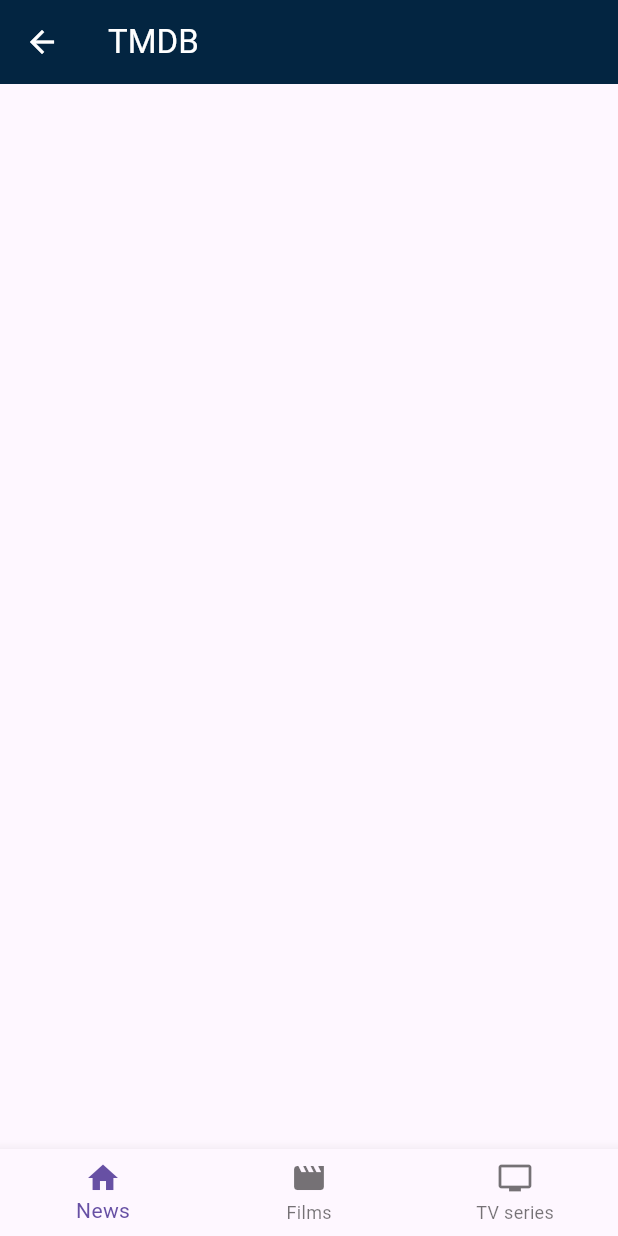
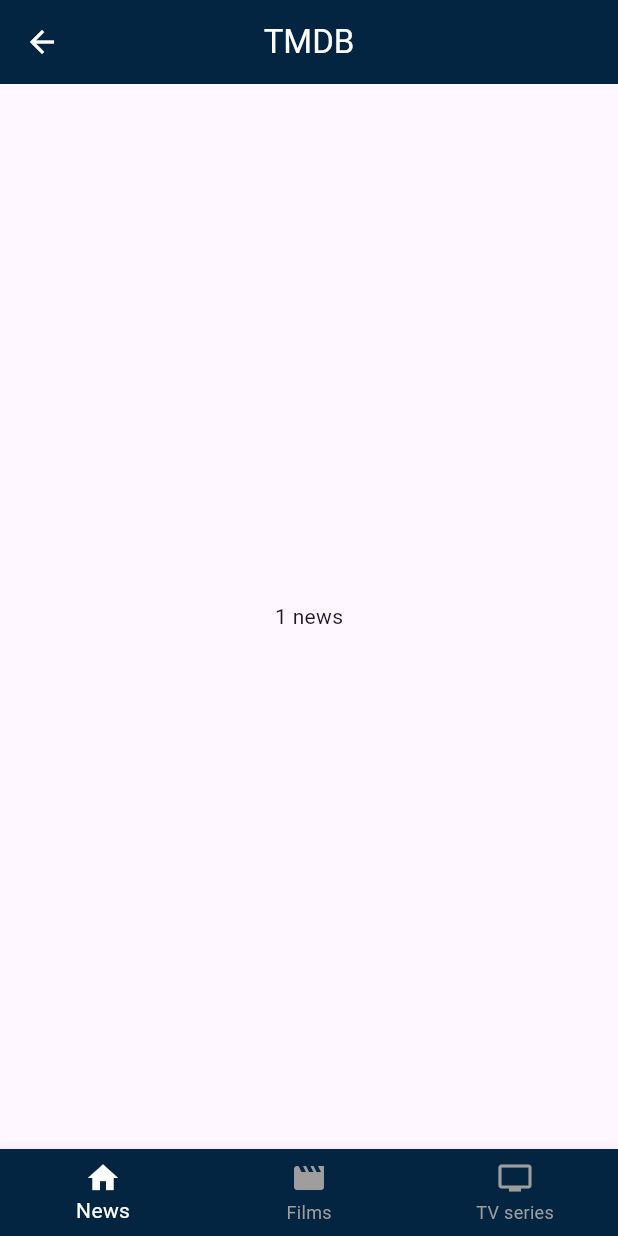
Before and after one commit to rostikKalabishka/themoviedb, a Flutter app: the MainScreenWidget screen opened by its route, on a phone screen of 412 x 824 dp. Run offline on Flutter 3.47's test engine with Material 2 defaults, Android fonts, the light colour scheme and no system bars.

Commit message:
add SelectTab

```diff
--- a/lib/Theme/app_bar_style.dart
+++ b/lib/Theme/app_bar_style.dart
@@ -1,3 +1,6 @@
 import 'package:flutter/material.dart';
 
-const textAppBar = TextStyle(color: Colors.white);
+abstract class AppColors {
+  static const textAppBar = TextStyle(color: Colors.white);
+  static const color = Color(0xFF01B4e4);
+}
--- a/lib/Theme/thema.dart
+++ b/lib/Theme/thema.dart
@@ -6,6 +6,8 @@
       backgroundColor: Color.fromRGBO(3, 37, 65, 1),
       iconTheme: IconThemeData(color: Colors.white)),
   textTheme: const TextTheme(titleMedium: TextStyle(color: Colors.white)),
+  bottomNavigationBarTheme: const BottomNavigationBarThemeData(
+      backgroundColor: Color.fromRGBO(3, 37, 65, 1)),
   useMaterial3: true,
 );
 
--- a/lib/widgets/auth/auth_widget.dart
+++ b/lib/widgets/auth/auth_widget.dart
@@ -45,7 +45,7 @@
         // backgroundColor: const Color.fromARGB(255, 1, 20, 48),
         title: const Text(
           'Login to your account',
-          style: textAppBar,
+          style: AppColors.textAppBar,
         ),
       ),
       body: ListView(
--- a/lib/widgets/main_screen/main_screen_widget.dart
+++ b/lib/widgets/main_screen/main_screen_widget.dart
@@ -1,6 +1,7 @@
 import 'package:flutter/material.dart';
 
 import '../../Theme/app_bar_style.dart';
+import '../../Theme/thema.dart';
 
 class MainScreenWidget extends StatefulWidget {
   const MainScreenWidget({super.key});
@@ -10,16 +11,39 @@
 }
 
 class _MainScreenWidgetState extends State<MainScreenWidget> {
+  int _selectedTab = 0;
+
+  static const List<Widget> _widgetOptions = [
+    Text('1 news'),
+    Text('2 films'),
+    Text('3 series')
+  ];
+
+  void onSelectTab(int index) {
+    if (_selectedTab == index) return;
+    setState(() {
+      _selectedTab = index;
+    });
+  }
+
   @override
   Widget build(BuildContext context) {
     return Scaffold(
+      body: Center(
+        child: _widgetOptions[_selectedTab],
+      ),
       appBar: AppBar(
+        centerTitle: true,
         title: const Text(
           'TMDB',
-          style: textAppBar,
+          style: AppColors.textAppBar,
         ),
       ),
       bottomNavigationBar: BottomNavigationBar(
+        currentIndex: _selectedTab,
+        backgroundColor: Color.fromRGBO(3, 37, 65, 1),
+        selectedItemColor: Colors.white,
+        unselectedItemColor: Colors.grey,
         items: const <BottomNavigationBarItem>[
           BottomNavigationBarItem(
             icon: Icon(Icons.home),
@@ -34,6 +58,7 @@
             label: 'TV series',
           ),
         ],
+        onTap: onSelectTab,
       ),
     );
   }
--- a/lib/widgets/resend_email/resend_email_screen.dart
+++ b/lib/widgets/resend_email/resend_email_screen.dart
@@ -18,7 +18,7 @@
       appBar: AppBar(
         title: const Text(
           'Resend activation email',
-          style: textAppBar,
+          style: AppColors.textAppBar,
         ),
       ),
       body: const ResendActivationEmail(),
--- a/lib/widgets/signup/signup_screen.dart
+++ b/lib/widgets/signup/signup_screen.dart
@@ -16,7 +16,7 @@
       appBar: AppBar(
           title: const Text(
         'Sing up',
-        style: textAppBar,
+        style: AppColors.textAppBar,
       )),
     );
   }
```
